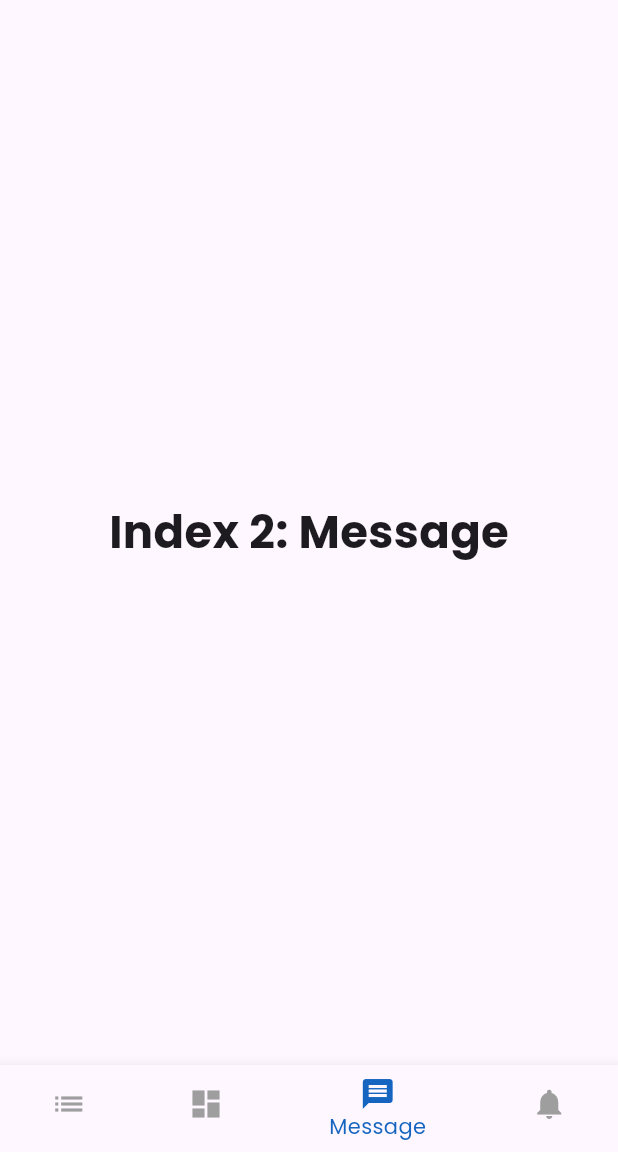
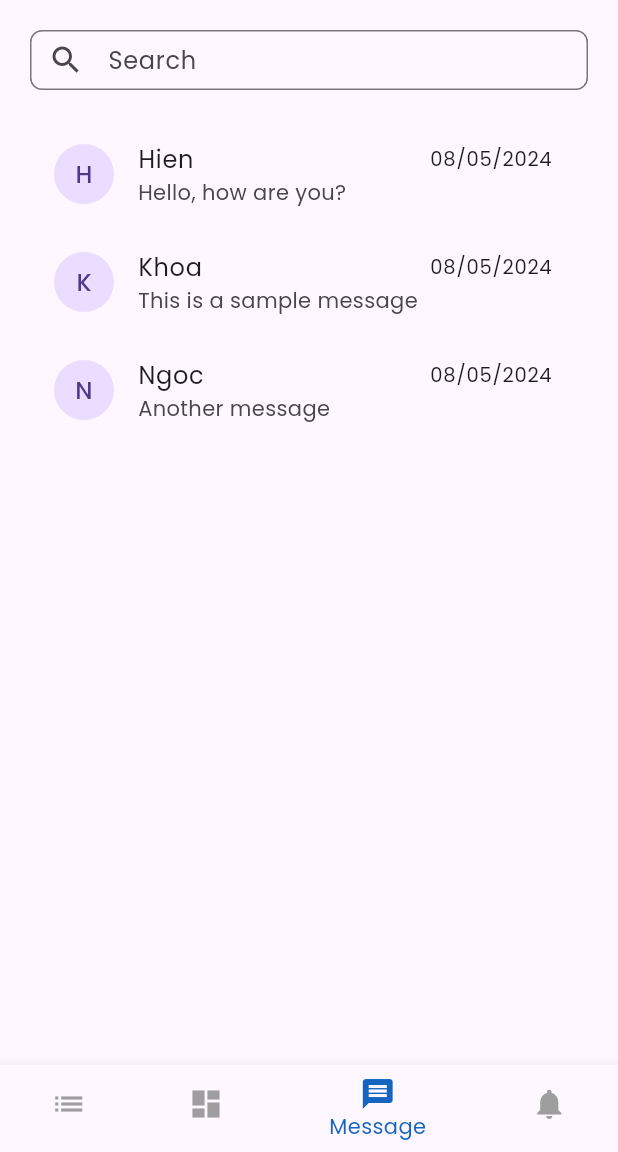
Before and after one commit to vinhhien1012001/Mobile_FinalProject, a Flutter app: the DashboardScreen screen opened directly, item 3 of the bottom bar chosen, on a phone screen of 412 x 824 dp, the part 84-1236 px from its top. Run offline on Flutter 3.47's test engine with Material 3 defaults, Android fonts, the phone set to English and light mode, and no system bars; our stand-ins replace bloc, equatable, flutter_bloc, flutter_secure_storage, freezed_annotation, hooks_riverpod and 3 more; accounts and stored records are empty; generated files the repository leaves out were written again; network calls fail.

Commit message:
feat: message page and update profile creation

```diff
--- /dev/null
+++ b/lib/features/default/bloc/default_event.dart
@@ -0,0 +1,6 @@
+part of 'default_bloc.dart';
+
+@immutable
+abstract class DefaultEvent {}
+
+class FetchAllTechStackEvent extends DefaultEvent {}
--- a/lib/pages/sub-pages/dashboard.dart
+++ b/lib/pages/sub-pages/dashboard.dart
@@ -5,6 +5,7 @@ import 'package:final_project_mobile/features/project/bloc/project_event.dart';
 import 'package:final_project_mobile/features/selectRole/bloc/role_bloc.dart';
 import 'package:final_project_mobile/features/user/bloc/user_bloc.dart';
 import 'package:final_project_mobile/models/project.dart';
+import 'package:final_project_mobile/pages/sub-pages/message.dart';
 import 'package:final_project_mobile/widgets/custom_app_bar.dart';
 import 'package:final_project_mobile/pages/post_jobs_step.dart';
 import 'package:final_project_mobile/pages/sub-pages/project_student.dart';
@@ -78,10 +79,7 @@ class _DashboardScreenState extends State<DashboardScreen> {
           _widgetOptions = <Widget>[
             const ProjectStudentContent(),
             dashboardContent(), // Display dashboard content
-            const Text(
-              'Index 2: Message',
-              style: optionStyle,
-            ),
+            const MessagePage(),
             const Text(
               'Index 3: Alerts',
               style: optionStyle,
@@ -91,10 +89,7 @@ class _DashboardScreenState extends State<DashboardScreen> {
           _widgetOptions = <Widget>[
             const ProjectStudentContent(),
             studentDashboardContent(),
-            const Text(
-              'Index 2: Message',
-              style: optionStyle,
-            ),
+            const MessagePage(),
             const Text(
               'Index 3: Alerts',
               style: optionStyle,
@@ -132,7 +127,7 @@ class _DashboardScreenState extends State<DashboardScreen> {
                     ),
                     BottomNavigationBarItem(
                       icon: Icon(Icons.notifications),
-                      label: 'Alerts',
+                      label: 'Notification',
                     ),
                   ],
                   currentIndex: _selectedIndex,
@@ -279,8 +274,8 @@ class _DashboardScreenState extends State<DashboardScreen> {
                                       border: Border.all(color: Colors.grey),
                                       borderRadius: BorderRadius.circular(8),
                                     ),
-                                    child: Padding(
-                                      padding: const EdgeInsets.only(
+                                    child: const Padding(
+                                      padding: EdgeInsets.only(
                                           left: 16,
                                           top: 16,
                                           right: 16,
--- /dev/null
+++ b/lib/pages/sub-pages/message.dart
@@ -0,0 +1,126 @@
+import 'package:flutter/material.dart';
+import 'package:intl/intl.dart';
+
+class MessagePage extends StatefulWidget {
+  const MessagePage({super.key});
+
+  @override
+  _MessagePageState createState() => _MessagePageState();
+}
+
+class _MessagePageState extends State<MessagePage> {
+  List<Map<String, String>> messages = [
+    {
+      'name': 'Hien',
+      'message': 'Hello, how are you?',
+      'id': '1',
+      'date': '2024-05-08'
+    },
+    {
+      'name': 'Khoa',
+      'message': 'This is a sample message',
+      'id': '2',
+      'date': '2024-05-08'
+    },
+    {
+      'name': 'Ngoc',
+      'message': 'Another message',
+      'id': '3',
+      'date': '2024-05-08'
+    },
+  ];
+
+  List<Map<String, String>> filteredMessages = [];
+  final TextEditingController searchController = TextEditingController();
+
+  @override
+  void initState() {
+    super.initState();
+    filteredMessages = messages;
+    searchController.addListener(searchMessages);
+  }
+
+  @override
+  void dispose() {
+    searchController.dispose();
+    super.dispose();
+  }
+
+  void searchMessages() {
+    String searchText = searchController.text;
+    if (searchText.isEmpty) {
+      setState(() {
+        filteredMessages = messages;
+      });
+    } else {
+      setState(() {
+        filteredMessages = messages
+            .where((message) => message['name']!
+                .toLowerCase()
+                .contains(searchText.toLowerCase()))
+            .toList();
+      });
+    }
+  }
+
+  @override
+  Widget build(BuildContext context) {
+    return Padding(
+      padding: const EdgeInsets.all(20),
+      child: Column(
+        children: [
+          Padding(
+            padding: const EdgeInsets.only(bottom: 20),
+            child: SizedBox(
+              height: 40, // Adjust the height of the input field
+              child: TextField(
+                controller: searchController,
+                style: const TextStyle(fontSize: 16), // Adjust text size
+                decoration: InputDecoration(
+                  contentPadding: const EdgeInsets.symmetric(
+                      vertical: 8), // Adjust vertical padding
+                  hintText: 'Search',
+                  prefixIcon: const Icon(Icons.search),
+                  border: OutlineInputBorder(
+                    borderRadius: BorderRadius.circular(8.0),
+                  ),
+                ),
+              ),
+            ),
+          ),
+          Expanded(
+            child: ListView.builder(
+                itemCount: filteredMessages.length,
+                itemBuilder: (context, index) {
+                  String formattedDate = DateFormat('dd/MM/yyyy')
+                      .format(DateTime.parse(filteredMessages[index]['date']!));
+
+                  return ListTile(
+                    leading: CircleAvatar(
+                        child: Text(filteredMessages[index]['name']![0])),
+                    title: Row(
+                      mainAxisAlignment: MainAxisAlignment.spaceBetween,
+                      children: [
+                        Text(filteredMessages[index]['name']!),
+                        Text(formattedDate,
+                            style: const TextStyle(fontSize: 13)),
+                      ],
+                    ),
+                    subtitle: Text(filteredMessages[index]['message']!),
+                    onTap: () {
+                      // Navigate to the message details page
+                      // Navigator.push(
+                      //   context,
+                      //   MaterialPageRoute(
+                      //     builder: (context) => MessageDetailsPage(message: filteredMessages[index]),
+                      //   ),
+                      // );
+                    },
+                  );
+                }),
+          )
+        ],
+      ),
+    );
+  }
+}
--- a/pubspec.yaml
+++ b/pubspec.yaml
@@ -48,6 +48,7 @@ dependencies:
   equatable: ^2.0.5
   multi_dropdown: ^2.1.4
   toastification: 1.2.1
+  intl: ^0.19.0
 dev_dependencies:
   flutter_test:
     sdk: flutter
```
Also changed, not shown: lib/features/default/bloc/default_bloc.dart (added, +30 -0 lines), lib/features/default/bloc/default_state.dart (added, +10 -0 lines), lib/pages/profile_pages/student_profile_experiences.dart (+38 -6 lines), lib/pages/switch_account.dart (+43 -31 lines), pubspec.lock.
